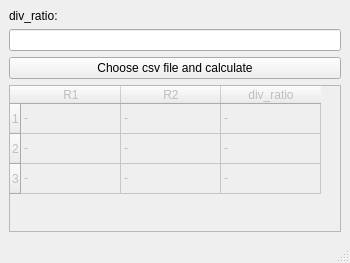
The window that resistors_calculator.ui (997volt/resistors_calculator) describes before a commit, drawn with Qt 5.
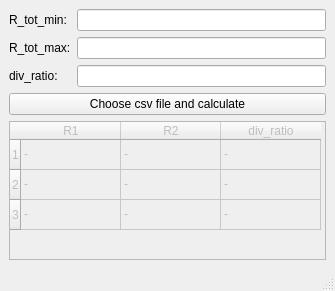
The same window after the commit.

Diff of the .ui file:
```diff
--- a/resistors_calculator.ui
+++ b/resistors_calculator.ui
@@ -6,37 +6,57 @@
    <rect>
     <x>0</x>
     <y>0</y>
-    <width>350</width>
-    <height>263</height>
+    <width>335</width>
+    <height>291</height>
    </rect>
   </property>
   <property name="windowTitle">
    <string>Resistors_Calculator</string>
   </property>
   <widget class="QWidget" name="centralwidget">
-   <layout class="QVBoxLayout" name="verticalLayout">
-    <item>
+   <layout class="QGridLayout" name="gridLayout">
+    <item row="1" column="1">
+     <widget class="QLineEdit" name="r_tot_max_lineEdit"/>
+    </item>
+    <item row="2" column="0">
      <widget class="QLabel" name="divider_label">
       <property name="text">
        <string>div_ratio:</string>
       </property>
      </widget>
     </item>
-    <item>
+    <item row="2" column="1">
      <widget class="QLineEdit" name="divider_lineEdit">
       <property name="text">
        <string/>
       </property>
      </widget>
     </item>
-    <item>
+    <item row="3" column="0" colspan="2">
      <widget class="QPushButton" name="calculate_pushButton">
       <property name="text">
        <string>Choose csv file and calculate</string>
       </property>
      </widget>
     </item>
-    <item>
+    <item row="0" column="1">
+     <widget class="QLineEdit" name="r_tot_min_lineEdit"/>
+    </item>
+    <item row="1" column="0">
+     <widget class="QLabel" name="rtotmax_label">
+      <property name="text">
+       <string>R_tot_max:</string>
+      </property>
+     </widget>
+    </item>
+    <item row="0" column="0">
+     <widget class="QLabel" name="rtotmin_label">
+      <property name="text">
+       <string>R_tot_min:</string>
+      </property>
+     </widget>
+    </item>
+    <item row="4" column="0" colspan="2">
      <widget class="QTableWidget" name="resistors_tableWidget">
       <property name="enabled">
        <bool>false</bool>
```
Left out of the diff: 2 changed lines with no effect on the pictures.
